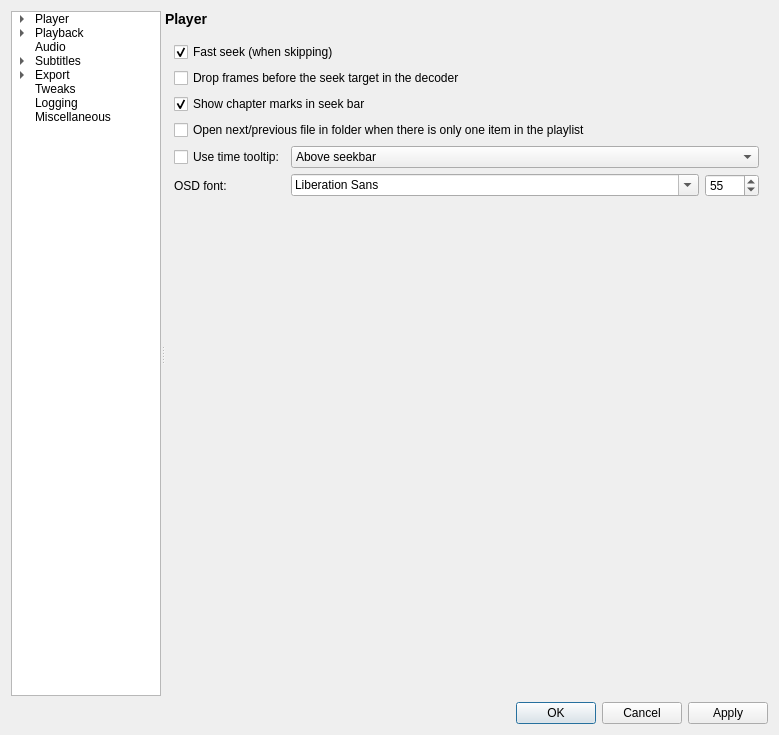
Qt form settingswindow.ui (mpc-qt/mpc-qt) before a commit.
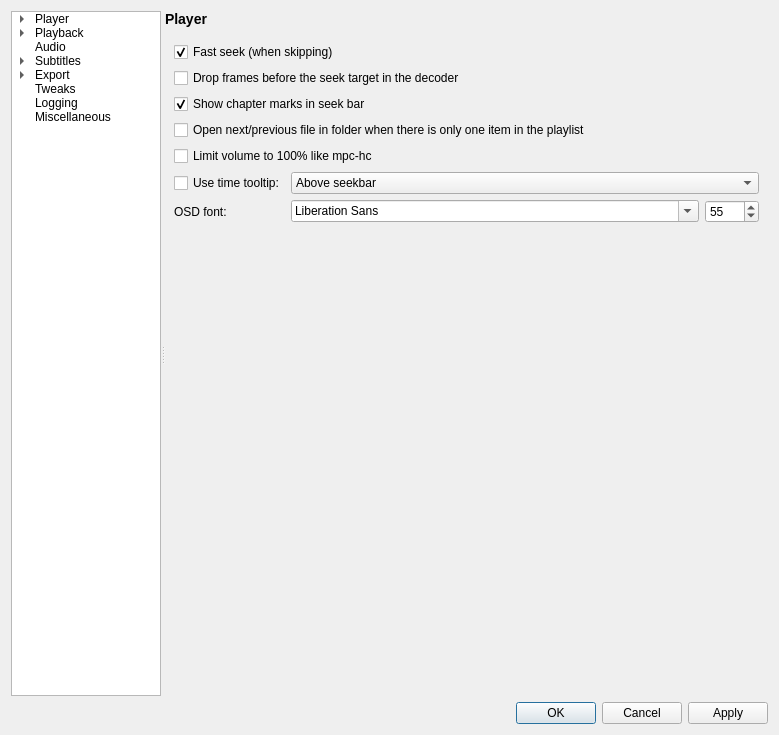
The same form after that commit. The open tabs and pages were chosen to show the change.

Commit message:
settingswindow: allow limiting volume to 100%
Just like in mpc-hc.  You can find this option under the tweaks page.

Fixes #222.

```diff
--- a/settingswindow.ui
+++ b/settingswindow.ui
@@ -7065,7 +7065,7 @@
              </property>
             </widget>
            </item>
-           <item row="4" column="0">
+           <item row="5" column="0">
             <widget class="QCheckBox" name="tweaksTimeTooltip">
              <property name="sizePolicy">
               <sizepolicy hsizetype="Minimum" vsizetype="Preferred">
@@ -7078,7 +7078,7 @@
              </property>
             </widget>
            </item>
-           <item row="4" column="1">
+           <item row="5" column="1">
             <widget class="QComboBox" name="tweaksTimeTooltipLocation">
              <property name="sizePolicy">
               <sizepolicy hsizetype="MinimumExpanding" vsizetype="Fixed">
@@ -7098,14 +7098,14 @@
              </item>
             </widget>
            </item>
-           <item row="5" column="0">
+           <item row="6" column="0">
             <widget class="QLabel" name="tweaksOsdFontLabel">
              <property name="text">
               <string>OSD font:</string>
              </property>
             </widget>
            </item>
-           <item row="5" column="1">
+           <item row="6" column="1">
             <layout class="QHBoxLayout" name="tweaksOsdLayout" stretch="1,0">
              <item>
               <widget class="QFontComboBox" name="tweaksOsdFont"/>
@@ -7125,6 +7125,13 @@
              </item>
             </layout>
            </item>
+           <item row="4" column="0" colspan="2">
+            <widget class="QCheckBox" name="tweaksVolumeLimit">
+             <property name="text">
+              <string>Limit volume to 100% like mpc-hc</string>
+             </property>
+            </widget>
+           </item>
           </layout>
          </widget>
          <widget class="QWidget" name="loggingPage">
```
Left out of the diff: 6 changed lines with no effect on the pictures. The commit also changes 9 other files.
